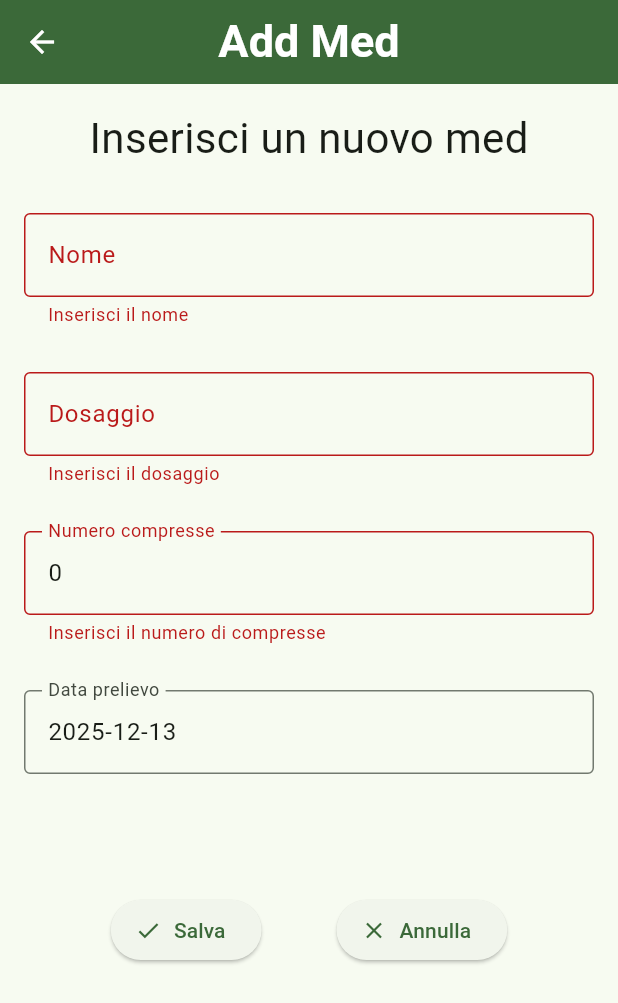
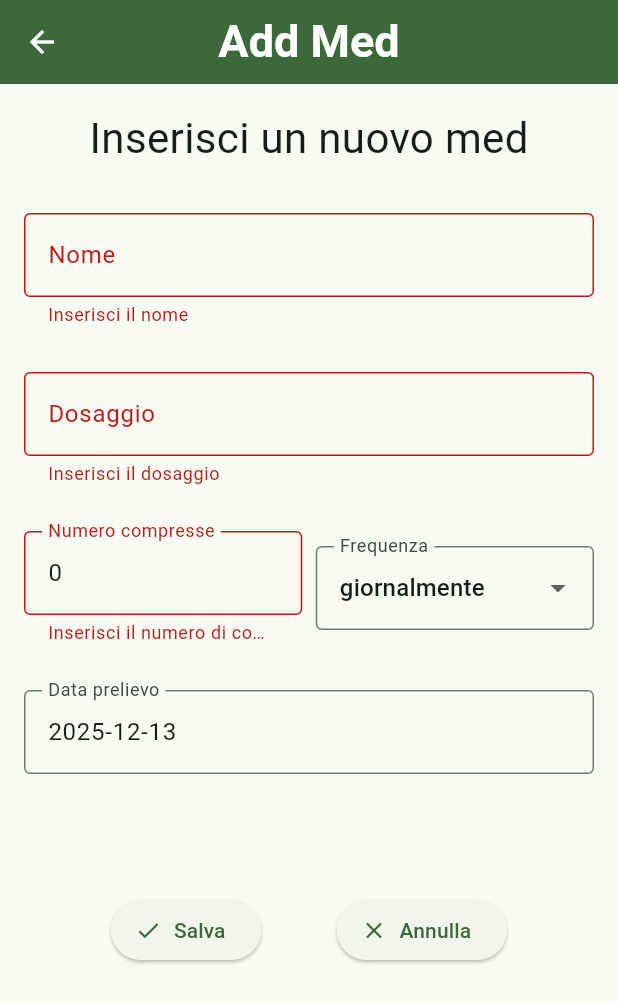
Before and after one commit to km-yao/meditrack, a Flutter app: the EditMed screen opened directly, after a tap on "Salva", on a phone screen of 412 x 824 dp. Shown: the top 1003 px of the screen. Run offline on Flutter 3.47's test engine with Material 3 defaults, Android fonts, the phone set to English and light mode, and no system bars; our stand-ins replace flutter_riverpod, sqflite; accounts and stored records are empty.

Commit message:
aggiunta frequenza meds

```diff
--- a/lib/models/api_db.dart
+++ b/lib/models/api_db.dart
@@ -15,7 +15,7 @@ class ApiDb {
   void _initDatabase() async {
     database = openDatabase(
       dbName,
-      version: 2,
+      version: 3,
       onCreate: (db, version) async {
         // create tables if they don't exist
         await db.execute(
@@ -23,6 +23,7 @@ class ApiDb {
             "id INTEGER primary key,"
             "nome TEXT,"
             "compresse INTEGER,"
+            "frequenza INTEGER,"
             "dosaggio TEXT,"
             "prelievo TEXT,"
             "scadenza TEXT"
@@ -35,6 +36,7 @@ class ApiDb {
             "id INTEGER primary key,"
             "nome TEXT,"
             "compresse INTEGER,"
+            "frequenza INTEGER,"
             "dosaggio TEXT,"
             "prelievo TEXT,"
             "scadenza TEXT"
@@ -54,11 +56,12 @@ class ApiDb {
         'id': id as int,
         'nome': nome as String,
         'compresse': compresse as int,
+        'frequenza': frequenza as int,
         'dosaggio': dosaggio as String,
         'prelievo': prelievo as String,
         'scadenza': scadenza as String
         } in medsMap)
-      Med(id: id, nome: nome, compresse: compresse, dosaggio: dosaggio, prelievo: DateTime.parse(prelievo), scadenza: DateTime.parse(scadenza) )
+      Med(id: id, nome: nome, compresse: compresse, frequenza: frequenza, dosaggio: dosaggio, prelievo: DateTime.parse(prelievo), scadenza: DateTime.parse(scadenza) )
     ];
   }
 
@@ -77,6 +80,7 @@ class ApiDb {
       id: row['id'] as int,
       nome: row['nome'] as String,
       compresse: row['compresse'] as int,
+      frequenza: row['frequenza'] as int,
       dosaggio: row['dosaggio'] as String,
       prelievo: DateTime.parse(row['prelievo'] as String),
       scadenza: DateTime.parse(row['scadenza'] as String)
--- a/lib/models/med.dart
+++ b/lib/models/med.dart
@@ -3,6 +3,7 @@ class Med {
   int id;
   String nome;
   int compresse;
+  int frequenza;
   String dosaggio;
   DateTime prelievo;
   DateTime scadenza;
@@ -13,22 +14,25 @@ class Med {
     required this.compresse,
     required this.dosaggio,
     required this.prelievo,
-    required this.scadenza
+    required this.scadenza,
+    required this.frequenza,
   });
 
   Med.med({
     this.id = 0,
+    this.frequenza = 1, // 1, 7, 14, 30
     required this.nome,
     required this.compresse,
     required this.dosaggio,
     required this.prelievo,
-  }) : scadenza = prelievo.add(Duration(days: compresse));
+  }) : scadenza = prelievo.add(Duration(days: compresse * frequenza));
 
   Map<String, Object?> toMap() {
     return {
       'nome': nome,
       'compresse': compresse,
       'dosaggio': dosaggio,
+      'frequenza': frequenza,
       'prelievo': prelievo.toString(),
       'scadenza': scadenza.toString(),
     };
@@ -38,6 +42,7 @@ class Med {
     return Med(
       id: map['id'] as int,
       nome: map['nome'] as String,
+      frequenza: map['frequenza'] as int,
       compresse: map['compresse'] as int,
       dosaggio: map['dosaggio'] as String,
       prelievo: DateTime.parse(map['prelievo'] as String),
@@ -47,7 +52,7 @@ class Med {
 
   @override
   String toString() {
-    return "Med{id: $id, nome: $nome, compresse: $compresse, dosaggio: $dosaggio, prelievo: $prelievo, scadenza: $scadenza}";
+    return "Med{id: $id, nome: $nome, compresse: $compresse, frequenza: $frequenza, dosaggio: $dosaggio, prelievo: $prelievo, scadenza: $scadenza}";
   }
 
   String getPrelievoFormatted() {
--- a/lib/models/med_card.dart
+++ b/lib/models/med_card.dart
@@ -20,6 +20,19 @@ class MedCard extends StatelessWidget {
     }
   }
 
+  String getFrequencyText() {
+    switch (med.frequenza) {
+      case 7:
+        return "Settimanalmente";
+      case 14:
+        return "Ogni 2 settimane";
+      case 30:
+        return "Mensilmente";
+      default:
+        return "Giornalmente";
+    }
+  }
+
   @override
   Widget build(BuildContext context) {
 
@@ -39,7 +52,7 @@ class MedCard extends StatelessWidget {
                 spacing: 4,
                 children: [
                   Text(med.nome, style: TextStyle(fontSize: 26)),
-                  Text("${med.compresse} compresse"),
+                  Text("${med.compresse} compresse | ${getFrequencyText()}"),
                   Text(med.dosaggio, textAlign: TextAlign.start),
                 ],
               ),
--- a/lib/pages/edit_med.dart
+++ b/lib/pages/edit_med.dart
@@ -44,7 +44,7 @@ class _AddMedState extends ConsumerState<EditMed> {
   @override
   void initState() {
     super.initState();
-    _currentMed = Med(id: 0, nome: "", compresse: 0, dosaggio: "", prelievo: DateTime.now(), scadenza: DateTime.now());
+    _currentMed = Med(id: 0, nome: "", compresse: 0, frequenza: 1, dosaggio: "", prelievo: DateTime.now(), scadenza: DateTime.now());
   }
 
   @override
@@ -124,8 +124,13 @@ class _AddMedState extends ConsumerState<EditMed> {
                   },
                 ),
 
+                // NUMERO COMPRESSE E FREQUENZA
+                Row(
+                  spacing: 9,
+                  children: [
                     // NUMERO COMPRESSE
-                TextFormField(
+                    Flexible(
+                      child: TextFormField(
                         keyboardType: TextInputType.number,
                         decoration: InputDecoration(
                           hintText: "20",
@@ -148,6 +153,39 @@ class _AddMedState extends ConsumerState<EditMed> {
                           return null;
                         },
                       ),
+                    ),
+
+                    // FREQUENZA
+                    Flexible(
+                      child: DropdownButtonFormField<int>(
+                        decoration: InputDecoration(
+                          labelText: "Frequenza",
+                          border: OutlineInputBorder(),
+                        ),
+                        value: _currentMed.frequenza,
+                        items: const [
+                          DropdownMenuItem(value: 1, child: Text('giornalmente')),
+                          DropdownMenuItem(value: 7, child: Text('settimanalmente')),
+                          DropdownMenuItem(value: 14, child: Text('due settimane')),
+                          DropdownMenuItem(value: 30, child: Text('mensilmente')),
+                        ],
+                        onChanged: (val) {
+                          if (val == null) return;
+                          setState(() {
+                            _currentMed.frequenza = val;
+                          });
+                        },
+                        onSaved: (val) {
+                          _currentMed.frequenza = val ?? 1;
+                        },
+                        validator: (val) {
+                          if (val == null || val == 0) return "Seleziona una frequenza";
+                          return null;
+                        },
+                      ),
+                    ),
+                  ]
+                ),
 
                 // DATA PRELIEVO
                 Flexible(
@@ -162,7 +200,7 @@ class _AddMedState extends ConsumerState<EditMed> {
                       DateTime? pickedDate = await showDatePicker(
                         context: context,
                         initialDate: DateTime.now(),
-                        firstDate: DateTime(2000),
+                        firstDate: DateTime(2020),
                         lastDate: DateTime(2101)
                       );
                       if (pickedDate != null) {
```
Also changed, not shown: 1 other file. Lines whose indentation alone changed are shown as unchanged.
